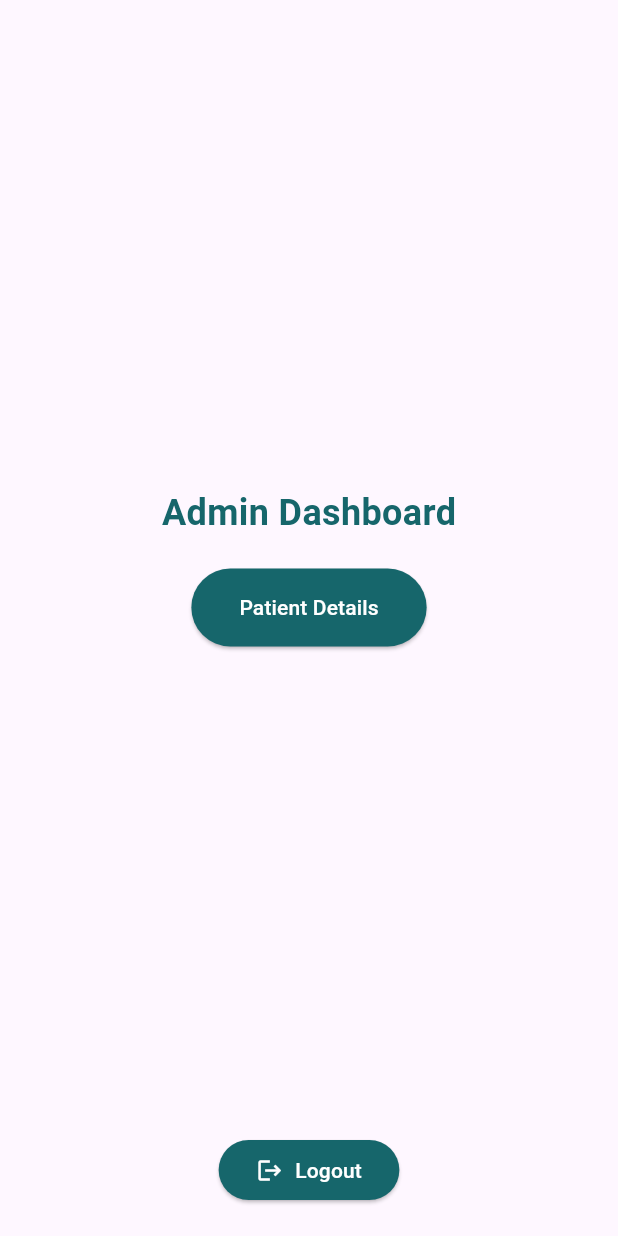
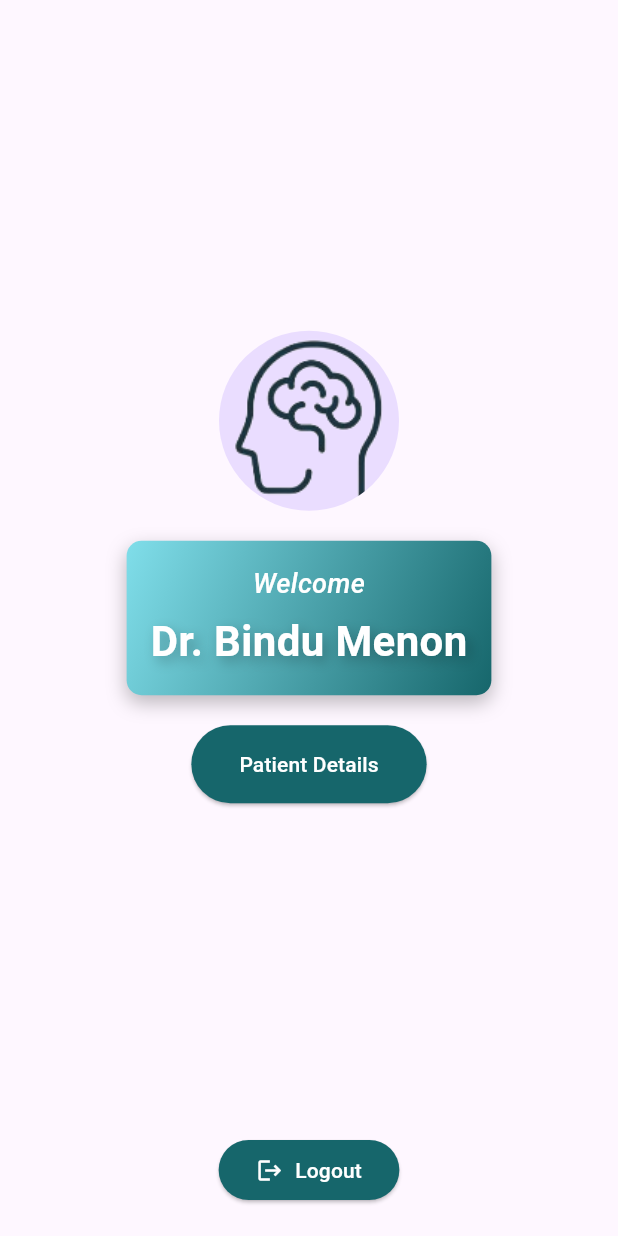
Before and after one commit to sanikaahadap/migraine_review, a Flutter app: the AdminHomePage screen opened directly, on a phone screen of 412 x 824 dp. Run offline on Flutter 3.47's test engine with Material 3 defaults, Android fonts, the phone set to English and light mode, and no system bars; our stand-ins replace carousel_slider, cloud_firestore, file_picker, firebase_auth, firebase_core, firebase_storage and 5 more; missing offline and left inert: easy_pdf_viewer; accounts and stored records are empty.

Commit message:
home pg & admin side enhanced

```diff
--- a/lib/admin_home/admin_home.dart
+++ b/lib/admin_home/admin_home.dart
@@ -19,15 +19,63 @@ class AdminHomePage extends StatelessWidget {
               child: Column(
                 mainAxisAlignment: MainAxisAlignment.center,
                 children: [
-                  const Text(
-                    'Admin Dashboard',
-                    style: TextStyle(
-                      color: Color(0xFF16666B),
-                      fontSize: 24,
-                      fontWeight: FontWeight.bold,
+                  const Center(
+                    child: CircleAvatar(
+                      radius: 60,
+                      backgroundImage: AssetImage('assets/images/logo.png'),
                     ),
                   ),
                   const SizedBox(height: 20),
+                  Container(
+                    padding: const EdgeInsets.all(16.0),
+                    decoration: BoxDecoration(
+                      gradient: const LinearGradient(
+                        colors: [Color(0xFF80DEEA), Color(0xFF16666B)],
+                        begin: Alignment.topLeft,
+                        end: Alignment.bottomRight,
+                      ),
+                      borderRadius: BorderRadius.circular(10.0),
+                      boxShadow: const [
+                        BoxShadow(
+                          color: Colors.black26,
+                          blurRadius: 10.0,
+                          offset: Offset(0, 5),
+                        ),
+                      ],
+                    ),
+                    child: const Column(
+                      mainAxisSize: MainAxisSize.min,
+                      children: [
+                        Text(
+                          'Welcome',
+                          style: TextStyle(
+                            color: Colors.white,
+                            fontSize: 18,
+                            fontWeight: FontWeight.w500,
+                            fontStyle: FontStyle.italic,
+                          ),
+                        ),
+                        SizedBox(height: 5),
+                        Text(
+                          'Dr. Bindu Menon',
+                          style: TextStyle(
+                            color: Colors.white,
+                            fontSize: 28,
+                            fontWeight: FontWeight.bold,
+                            shadows: [
+                              Shadow(
+                                blurRadius: 10.0,
+                                color: Colors.black26,
+                                offset: Offset(3.0, 3.0),
+                              ),
+                            ],
+                          ),
+                        ),
+                      ],
+                    ),
+                  ),
+                  const SizedBox(height: 20),
+
                   ElevatedButton(
                     onPressed: () {
                       Navigator.push(
@@ -63,8 +111,7 @@ class AdminHomePage extends StatelessWidget {
               },
               style: ElevatedButton.styleFrom(
                 backgroundColor: const Color(0xFF16666B),
-                padding:
-                const EdgeInsets.symmetric(vertical: 10, horizontal: 25),
+                padding: const EdgeInsets.symmetric(vertical: 10, horizontal: 25),
               ),
               icon: const Icon(Icons.logout,
                   color: Colors.white), // Set the icon color to white
--- a/lib/main_features/calendar/calendar.dart
+++ b/lib/main_features/calendar/calendar.dart
@@ -1,3 +1,5 @@
+//MODULE NOT REQUIRED ANYMORE
+
 import 'package:flutter/material.dart';
 import 'package:table_calendar/table_calendar.dart';
 
--- a/lib/main_features/youtube_tips/youtube_links.dart
+++ b/lib/main_features/youtube_tips/youtube_links.dart
@@ -15,8 +15,8 @@ final videoTitles = [
   'Health Awareness on Analgesic Abuse (English)',
 ];
 
-class Feed extends StatelessWidget {
-  const Feed({super.key});
+class YoutubeTips extends StatelessWidget {
+  const YoutubeTips({super.key});
 
   @override
   Widget build(BuildContext context) {
```
Also changed, not shown: lib/login/admin_login.dart (+19 -14 lines), lib/login/login.dart (+0 -12 lines), lib/user_home/doctor_info_page.dart (+14 -8 lines), lib/user_home/home.dart (+34 -33 lines), lib/main_features/midas_assessment/midas.dart (line endings or trailing spaces), pubspec.lock.
